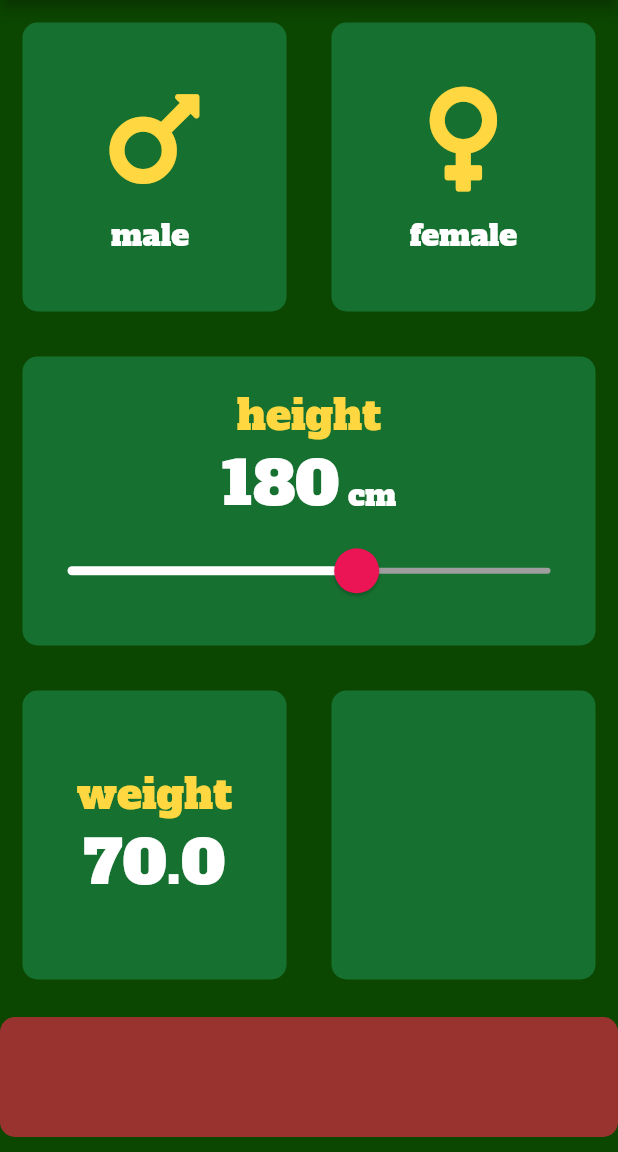
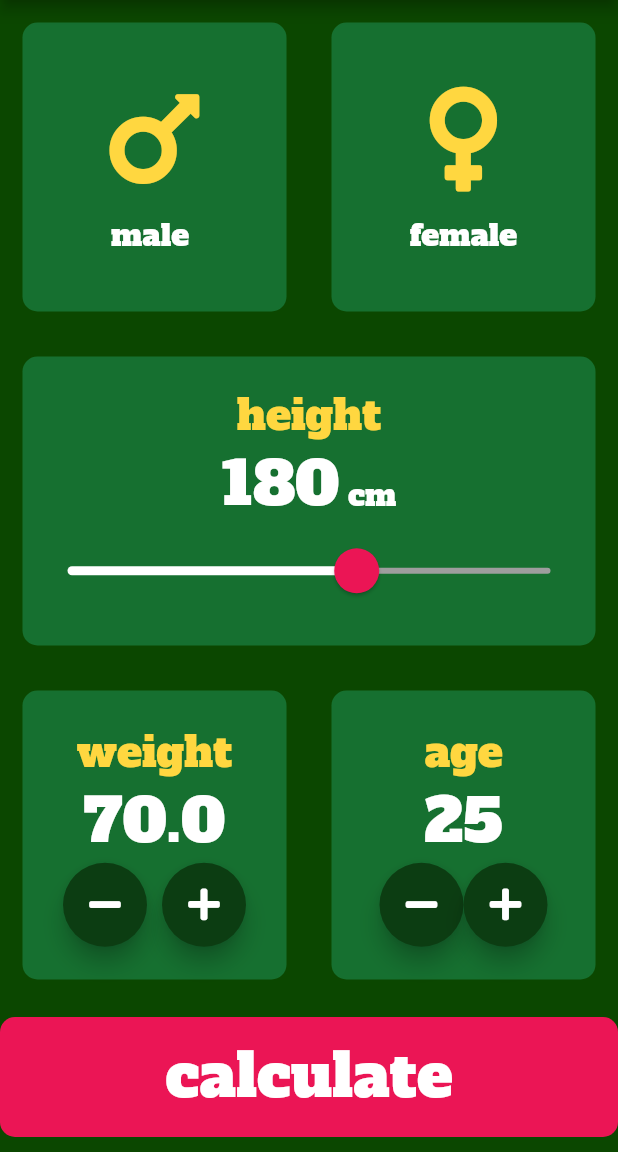
Before and after one commit to marianneleal/bmi-calculator, a Flutter app: the screen it shows after launch, on a phone screen of 412 x 824 dp, the part 84-1236 px from its top. Run offline on Flutter 3.47's test engine with Material 2 defaults, Android fonts, the phone set to English and light mode, and no system bars; our stand-ins replace font_awesome_flutter.

Commit message:
created RoundIconButton for de/increasing weight/age

```diff
--- a/lib/main.dart
+++ b/lib/main.dart
@@ -1,5 +1,6 @@
 import 'dart:ui';
 import 'package:bmi_calculator/container_child.dart';
+import 'package:bmi_calculator/round_icon_button.dart';
 import 'package:font_awesome_flutter/font_awesome_flutter.dart';
 import 'package:flutter/material.dart';
 import 'bmi_theme.dart';
@@ -11,6 +12,7 @@ void main() => runApp(BMICalculator());
 enum Gender { male, female }
 int height = 180;
 double weight = 70;
+int age = 25;
 
 class BMICalculator extends StatelessWidget {
   @override
@@ -158,6 +160,26 @@ class _InputPageState extends State<InputPage> {
                       children: [
                         Text('weight', style: BmiTheme.darkTextTheme.headline1),
                         Text(weight.toString(), style: kNumberTextStyle),
+                        Row(
+                          mainAxisAlignment: MainAxisAlignment.center,
+                          children: [
+                            RoundIconButton(
+                                icon: FontAwesomeIcons.minus,
+                                onPressed: () {
+                                  setState(() {
+                                    weight -= 0.5;
+                                  });
+                                }),
+                            SizedBox(width: 10),
+                            RoundIconButton(
+                                icon: FontAwesomeIcons.plus,
+                                onPressed: () {
+                                  setState(() {
+                                    weight += 0.5;
+                                  });
+                                }),
+                          ],
+                        ),
                       ],
                     )),
               ),
@@ -165,7 +187,29 @@ class _InputPageState extends State<InputPage> {
                 child: myContainer(
                     color: kInactiveContainerColor,
                     containerChild: Column(
-                      children: [],
+                      mainAxisAlignment: MainAxisAlignment.center,
+                      children: [
+                        Text('age', style: BmiTheme.darkTextTheme.headline1),
+                        Text(age.toString(), style: kNumberTextStyle),
+                        Row(
+                            mainAxisAlignment: MainAxisAlignment.center,
+                            children: [
+                              RoundIconButton(
+                                  icon: FontAwesomeIcons.minus,
+                                  onPressed: () {
+                                    setState(() {
+                                      age--;
+                                    });
+                                  }),
+                              RoundIconButton(
+                                  icon: FontAwesomeIcons.plus,
+                                  onPressed: () {
+                                    setState(() {
+                                      age++;
+                                    });
+                                  })
+                            ])
+                      ],
                     )),
               ),
             ],
@@ -175,10 +219,15 @@ class _InputPageState extends State<InputPage> {
               width: double.infinity,
               height: kBottomContainerHeight,
               decoration: BoxDecoration(
-              color: kBottomContainerColor,
+                color: Color(0xFFEB1555),
                 borderRadius: BorderRadius.circular(10),
               ),
+              child: Center(
+                child: Text(
+                  'calculate',
+                  style: BmiTheme.darkTextTheme.bodyText1,
                 ),
+              )),
         ],
       ),
     );
--- /dev/null
+++ b/lib/round_icon_button.dart
@@ -0,0 +1,28 @@
+import 'package:bmi_calculator/constants.dart';
+import 'package:flutter/material.dart';
+
+class RoundIconButton extends StatelessWidget {
+  final IconData icon;
+  final Function onPressed;
+
+  RoundIconButton({this.icon, this.onPressed});
+
+  @override
+  Widget build(BuildContext context) {
+    return RawMaterialButton(
+      elevation: 6,
+      disabledElevation: 6,
+      shape: CircleBorder(),
+      fillColor: Color(0xFF0c3d12),
+      constraints: BoxConstraints.tightFor(
+        width: 56,
+        height: 56,
+      ),
+      child: Icon(
+        icon,
+        color: Colors.white,
+      ),
+      onPressed: onPressed,
+    );
+  }
+}
```
Lines whose indentation alone changed are shown as unchanged.
